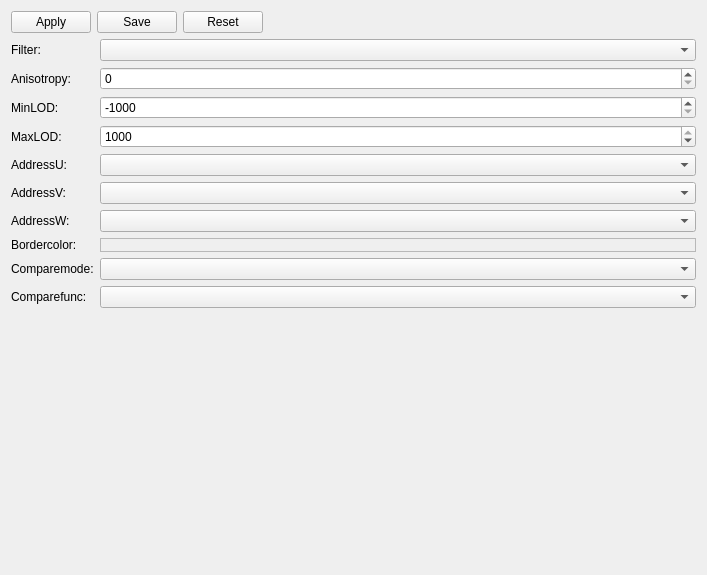
Old version of the form Tools/Editor/samplereditor/samplereditorwidget.ui in the repository marcellfischbach/CobaltSKY.
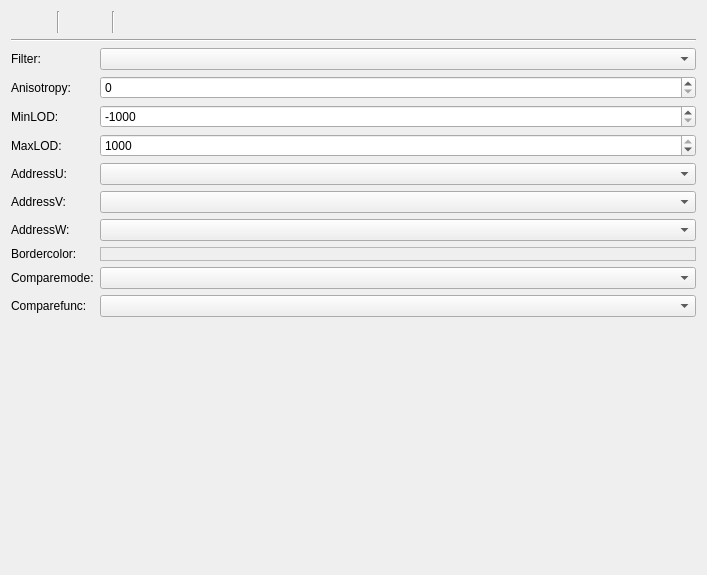
New version of the form. Icons and pictures are not drawn.

Commit message: Added icons for apply, save and reset. Added skeleton for the texture editor.

```diff
--- a/Tools/Editor/samplereditor/samplereditorwidget.ui
+++ b/Tools/Editor/samplereditor/samplereditorwidget.ui
@@ -18,22 +18,78 @@
     <layout class="QHBoxLayout" name="horizontalLayout">
      <item>
       <widget class="QPushButton" name="pbApply">
+       <property name="enabled">
+        <bool>true</bool>
+       </property>
        <property name="text">
-        <string>Apply</string>
+        <string/>
+       </property>
+       <property name="icon">
+        <iconset resource="../resources.qrc">
+         <normaloff>:/icons/resources/apply32.png</normaloff>:/icons/resources/apply32.png</iconset>
+       </property>
+       <property name="iconSize">
+        <size>
+         <width>32</width>
+         <height>32</height>
+        </size>
+       </property>
+       <property name="flat">
+        <bool>true</bool>
+       </property>
+      </widget>
+     </item>
+     <item>
+      <widget class="Line" name="line_2">
+       <property name="orientation">
+        <enum>Qt::Vertical</enum>
        </property>
       </widget>
      </item>
      <item>
       <widget class="QPushButton" name="pbSave">
        <property name="text">
-        <string>Save</string>
+        <string/>
+       </property>
+       <property name="icon">
+        <iconset resource="../resources.qrc">
+         <normaloff>:/icons/resources/save32.png</normaloff>:/icons/resources/save32.png</iconset>
+       </property>
+       <property name="iconSize">
+        <size>
+         <width>32</width>
+         <height>32</height>
+        </size>
+       </property>
+       <property name="flat">
+        <bool>true</bool>
+       </property>
+      </widget>
+     </item>
+     <item>
+      <widget class="Line" name="line_3">
+       <property name="orientation">
+        <enum>Qt::Vertical</enum>
        </property>
       </widget>
      </item>
      <item>
       <widget class="QPushButton" name="pbReset">
        <property name="text">
-        <string>Reset</string>
+        <string/>
+       </property>
+       <property name="icon">
+        <iconset resource="../resources.qrc">
+         <normaloff>:/icons/resources/revert32.png</normaloff>:/icons/resources/revert32.png</iconset>
+       </property>
+       <property name="iconSize">
+        <size>
+         <width>32</width>
+         <height>32</height>
+        </size>
+       </property>
+       <property name="flat">
+        <bool>true</bool>
        </property>
       </widget>
      </item>
@@ -52,7 +108,7 @@
      </item>
     </layout>
    </item>
-   <item row="1" column="0">
+   <item row="2" column="0">
     <widget class="QLabel" name="label">
      <property name="sizePolicy">
       <sizepolicy hsizetype="Maximum" vsizetype="Preferred">
@@ -65,31 +121,31 @@
      </property>
     </widget>
    </item>
-   <item row="1" column="1">
+   <item row="2" column="1">
     <widget class="QComboBox" name="cbFilter"/>
    </item>
-   <item row="2" column="0">
+   <item row="3" column="0">
     <widget class="QLabel" name="label_2">
      <property name="text">
       <string>Anisotropy:</string>
      </property>
     </widget>
    </item>
-   <item row="2" column="1">
+   <item row="3" column="1">
     <widget class="QSpinBox" name="sbAnisotropy">
      <property name="maximum">
       <number>16</number>
      </property>
     </widget>
    </item>
-   <item row="3" column="0">
+   <item row="4" column="0">
     <widget class="QLabel" name="label_3">
      <property name="text">
       <string>MinLOD:</string>
      </property>
     </widget>
    </item>
-   <item row="3" column="1">
+   <item row="4" column="1">
     <widget class="QSpinBox" name="sbMinLOD">
      <property name="minimum">
       <number>-1000</number>
@@ -102,14 +158,14 @@
      </property>
     </widget>
    </item>
-   <item row="4" column="0">
+   <item row="5" column="0">
     <widget class="QLabel" name="label_4">
      <property name="text">
       <string>MaxLOD:</string>
      </property>
     </widget>
    </item>
-   <item row="4" column="1">
+   <item row="5" column="1">
     <widget class="QSpinBox" name="sbMaxLOD">
      <property name="minimum">
       <number>-1000</number>
@@ -122,74 +178,64 @@
      </property>
     </widget>
    </item>
-   <item row="5" column="0">
+   <item row="6" column="0">
     <widget class="QLabel" name="label_5">
      <property name="text">
       <string>AddressU:</string>
      </property>
     </widget>
    </item>
-   <item row="5" column="1">
+   <item row="6" column="1">
     <widget class="QComboBox" name="cbAddressU"/>
    </item>
-   <item row="6" column="0">
+   <item row="7" column="0">
     <widget class="QLabel" name="label_6">
      <property name="text">
       <string>AddressV:</string>
      </property>
     </widget>
    </item>
-   <item row="6" column="1">
+   <item row="7" column="1">
     <widget class="QComboBox" name="cbAddressV"/>
    </item>
-   <item row="7" column="0">
+   <item row="8" column="0">
     <widget class="QLabel" name="label_7">
      <property name="text">
       <string>AddressW:</string>
      </property>
     </widget>
    </item>
-   <item row="7" column="1">
+   <item row="8" column="1">
     <widget class="QComboBox" name="cbAddressW"/>
    </item>
-   <item row="8" column="0">
+   <item row="9" column="0">
     <widget class="QLabel" name="label_8">
      <property name="text">
       <string>Bordercolor:</string>
      </property>
     </widget>
    </item>
-   <item row="8" column="1">
-    <widget class="QFrame" name="fBorderColor">
-     <property name="frameShape">
-      <enum>QFrame::StyledPanel</enum>
-     </property>
-     <property name="frameShadow">
-      <enum>QFrame::Sunken</enum>
-     </property>
-    </widget>
-   </item>
-   <item row="9" column="0">
+   <item row="10" column="0">
     <widget class="QLabel" name="label_9">
      <property name="text">
       <string>Comparemode:</string>
      </property>
     </widget>
    </item>
-   <item row="9" column="1">
+   <item row="10" column="1">
     <widget class="QComboBox" name="cbCompareMode"/>
    </item>
-   <item row="10" column="0">
+   <item row="11" column="0">
     <widget class="QLabel" name="label_10">
      <property name="text">
       <string>Comparefunc:</string>
      </property>
     </widget>
    </item>
-   <item row="10" column="1">
-    <widget class="QComboBox" name="cbCompareFunc"/>
-   </item>
    <item row="11" column="1">
+    <widget class="QComboBox" name="cbCompareFunc"/>
+   </item>
+   <item row="12" column="1">
     <spacer name="verticalSpacer">
      <property name="orientation">
       <enum>Qt::Vertical</enum>
@@ -202,6 +248,23 @@
      </property>
     </spacer>
    </item>
+   <item row="9" column="1">
+    <widget class="QFrame" name="fBorderColor">
+     <property name="frameShape">
+      <enum>QFrame::StyledPanel</enum>
+     </property>
+     <property name="frameShadow">
+      <enum>QFrame::Sunken</enum>
+     </property>
+    </widget>
+   </item>
+   <item row="1" column="0" colspan="2">
+    <widget class="Line" name="line">
+     <property name="orientation">
+      <enum>Qt::Horizontal</enum>
+     </property>
+    </widget>
+   </item>
   </layout>
  </widget>
  <resources>
```
The commit also changes 32 other files.
